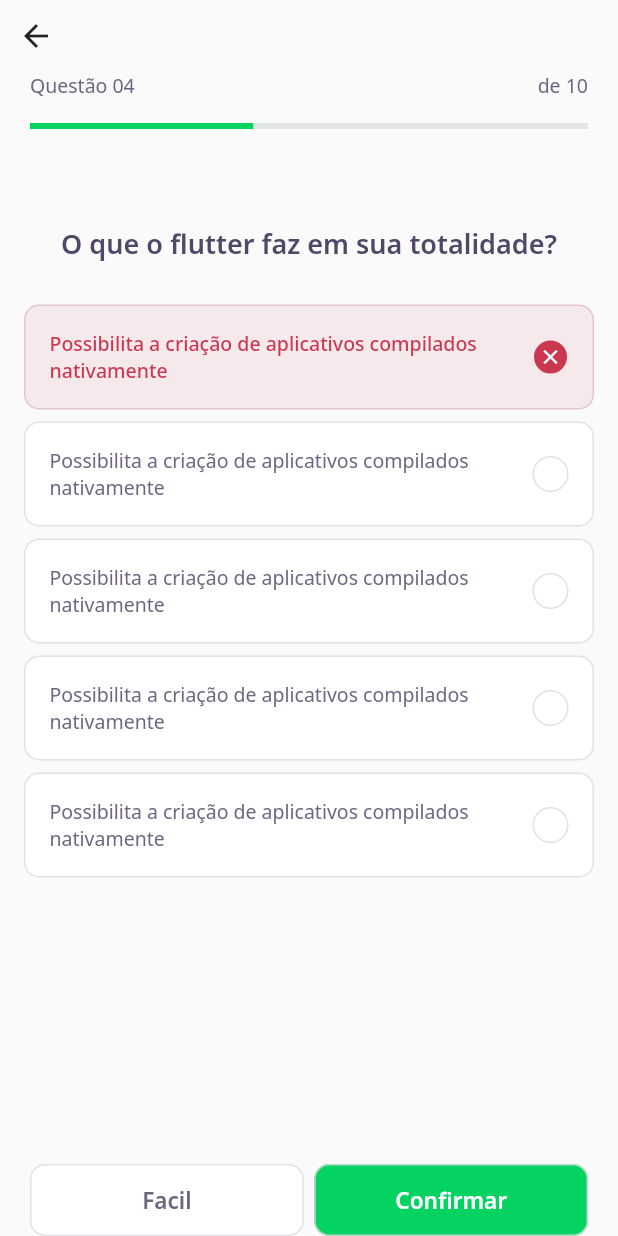
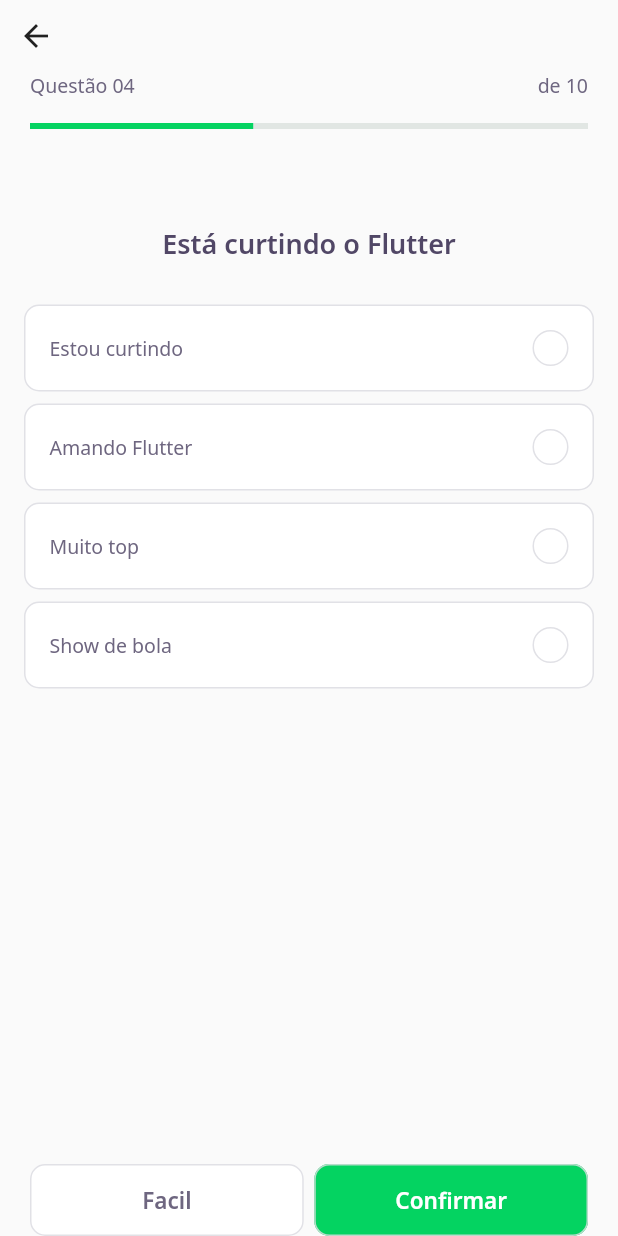
Before and after one commit to gustavo93santos/devquiz, a Flutter app: the screen it shows after launch, after a tap on "NLW05 Flutter", on a phone screen of 412 x 824 dp. Run offline on Flutter 3.47's test engine with Material 2 defaults, Android fonts, the phone set to English and light mode, and no system bars; our stand-ins replace google_fonts; accounts and stored records are empty; network calls fail.

Commit message:
Aula 04 - Landing

```diff
--- a/lib/challenge/challenge_page.dart
+++ b/lib/challenge/challenge_page.dart
@@ -1,10 +1,16 @@
+import 'package:flutter/material.dart';
+
 import 'package:devquiz/challenge/widgets/next_button/next_button_widget.dart';
 import 'package:devquiz/challenge/widgets/question_indicator/question_indicator_widget.dart';
 import 'package:devquiz/challenge/widgets/quiz/quiz_widget.dart';
-import 'package:flutter/material.dart';
+import 'package:devquiz/shared/models/question_model.dart';
 
 class ChallengePage extends StatefulWidget {
-  ChallengePage({Key? key}) : super(key: key);
+  final List<QuestionModel> questions;
+  ChallengePage({
+    Key? key,
+    required this.questions,
+  }) : super(key: key);
 
   @override
   _ChallengePageState createState() => _ChallengePageState();
@@ -24,19 +30,26 @@ class _ChallengePageState extends State<ChallengePage> {
                 BackButton(),
                 QuestionIndicatorWidget(),
               ],
-          )
+            )),
       ),
-      ),
-      body: QuizWidget(title: "O que o flutter faz em sua totalidade?"),
+      body: QuizWidget(question: widget.questions[0],),
       bottomNavigationBar: SafeArea(
         child: Padding(
           padding: const EdgeInsets.symmetric(horizontal: 20),
           child: Row(
             mainAxisAlignment: MainAxisAlignment.spaceEvenly,
             children: [
-              Expanded(child: NextButtonWidget.white(label: "Facil",onTap: (){},)),
-              SizedBox(width: 7,),
-              Expanded(child: NextButtonWidget.green(label: "Confirmar",onTap: (){}))
+              Expanded(
+                  child: NextButtonWidget.white(
+                label: "Facil",
+                onTap: () {},
+              )),
+              SizedBox(
+                width: 7,
+              ),
+              Expanded(
+                  child:
+                      NextButtonWidget.green(label: "Confirmar", onTap: () {}))
             ],
           ),
         ),
--- a/lib/challenge/widgets/quiz/quiz_widget.dart
+++ b/lib/challenge/widgets/quiz/quiz_widget.dart
@@ -1,10 +1,15 @@
+import 'package:flutter/material.dart';
+
 import 'package:devquiz/challenge/widgets/answer/answer_widget.dart';
 import 'package:devquiz/core/core.dart';
-import 'package:flutter/material.dart';
+import 'package:devquiz/shared/models/question_model.dart';
 
 class QuizWidget extends StatelessWidget {
-  final String title;
-  const QuizWidget({Key? key, required this.title}) : super(key: key);
+  final QuestionModel question;
+  const QuizWidget({
+    Key? key,
+    required this.question,
+  }) : super(key: key);
 
   @override
   Widget build(BuildContext context) {
@@ -13,27 +18,16 @@ class QuizWidget extends StatelessWidget {
         children: [
           SizedBox(height: 64,),
           Text(
-            title,
+            question.title,
             style: AppTextStyles.heading,
           ),
           SizedBox(height: 24),
-          AnswerWidget(
-            isRight: false,
-            isSelected: true,
-            title: "Possibilita a criação de aplicativos compilados nativamente"
-          ),
-          AnswerWidget(
-            title: "Possibilita a criação de aplicativos compilados nativamente"
-          ),
-          AnswerWidget(
-            title: "Possibilita a criação de aplicativos compilados nativamente"
-          ),
-          AnswerWidget(
-            title: "Possibilita a criação de aplicativos compilados nativamente"
-          ),
-          AnswerWidget(
-            title: "Possibilita a criação de aplicativos compilados nativamente"
-          ),
+          ...question.answers.map(
+            (e) => AnswerWidget(
+              isRight: e.isRight,
+              title: e.title,
+            ),
+          ).toList(),
         ],
       ),
     );
--- a/lib/home/home_page.dart
+++ b/lib/home/home_page.dart
@@ -80,7 +80,7 @@ class _HomePageState extends State<HomePage> {
                               Navigator.push(
                                 context,
                                 MaterialPageRoute(
-                                  builder: (context) => ChallengePage()
+                                  builder: (context) => ChallengePage(questions: e.questions,)
                                 )
                               );
                             },
```
Lines whose indentation alone changed are shown as unchanged.
